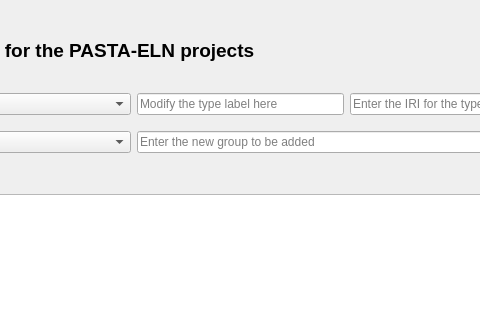
Before: the Qt Designer form pasta_eln/GUI/ontology_configuration/ontology_configuration.ui in PASTA-ELN/pasta-eln, drawn with Qt 5; both pictures show x 254 to 734 and y 0 to 320 of the 1271 by 845 pixel window.
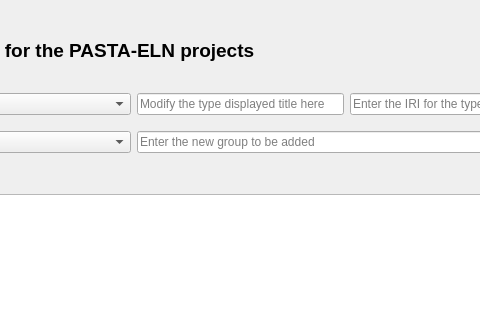
After: the same form once the commit is applied.

Commit message: - Changed the "create new type" UI for the title and label textual information. - Modified the tests to reflect the changes.

What changed in the file:
```diff
--- a/pasta_eln/GUI/ontology_configuration/ontology_configuration.ui
+++ b/pasta_eln/GUI/ontology_configuration/ontology_configuration.ui
@@ -336,7 +336,7 @@
              <string/>
             </property>
             <property name="placeholderText">
-             <string>Modify the type label here</string>
+             <string>Modify the type displayed title here</string>
             </property>
             <property name="clearButtonEnabled">
              <bool>true</bool>
```
Left out of the diff: 4 changed lines with no effect on the pictures. The commit also changes 13 other files.
